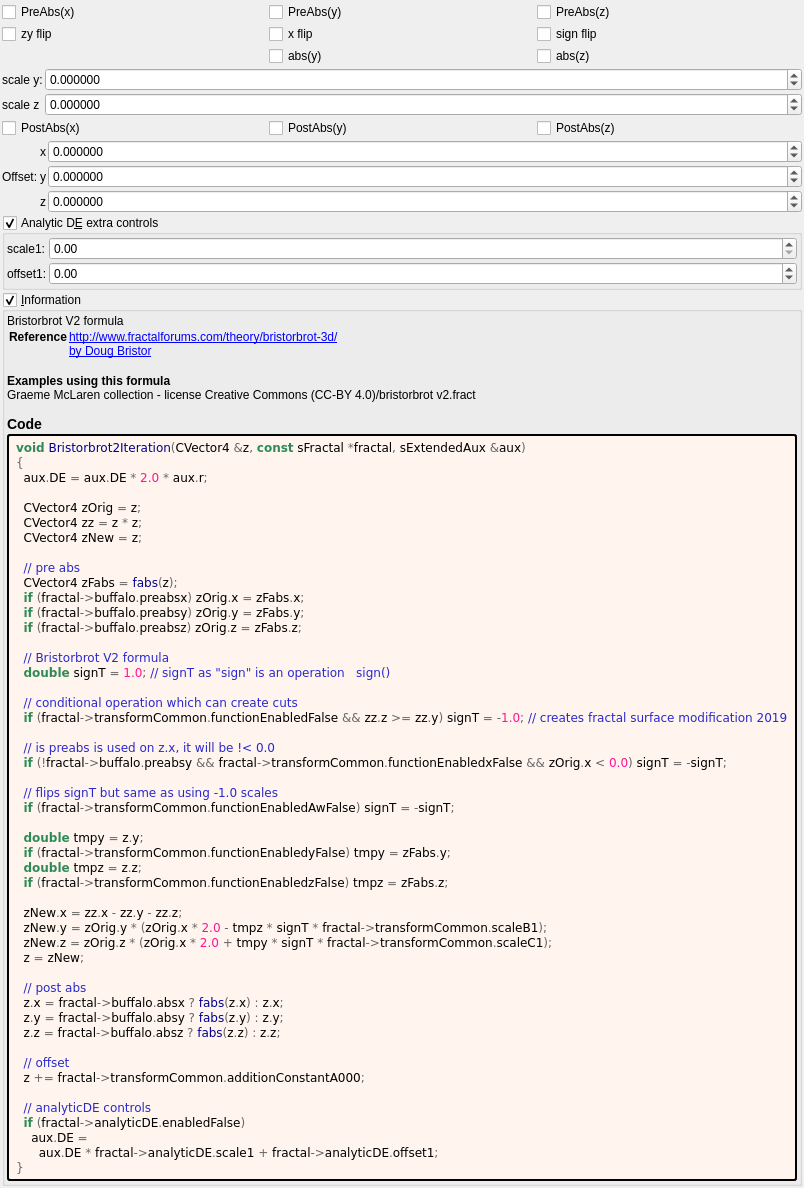
The window that mandelbulber2/formula/ui/bristorbrot2.ui (buddhi1980/mandelbulber2) describes before a commit, drawn with Qt 5.
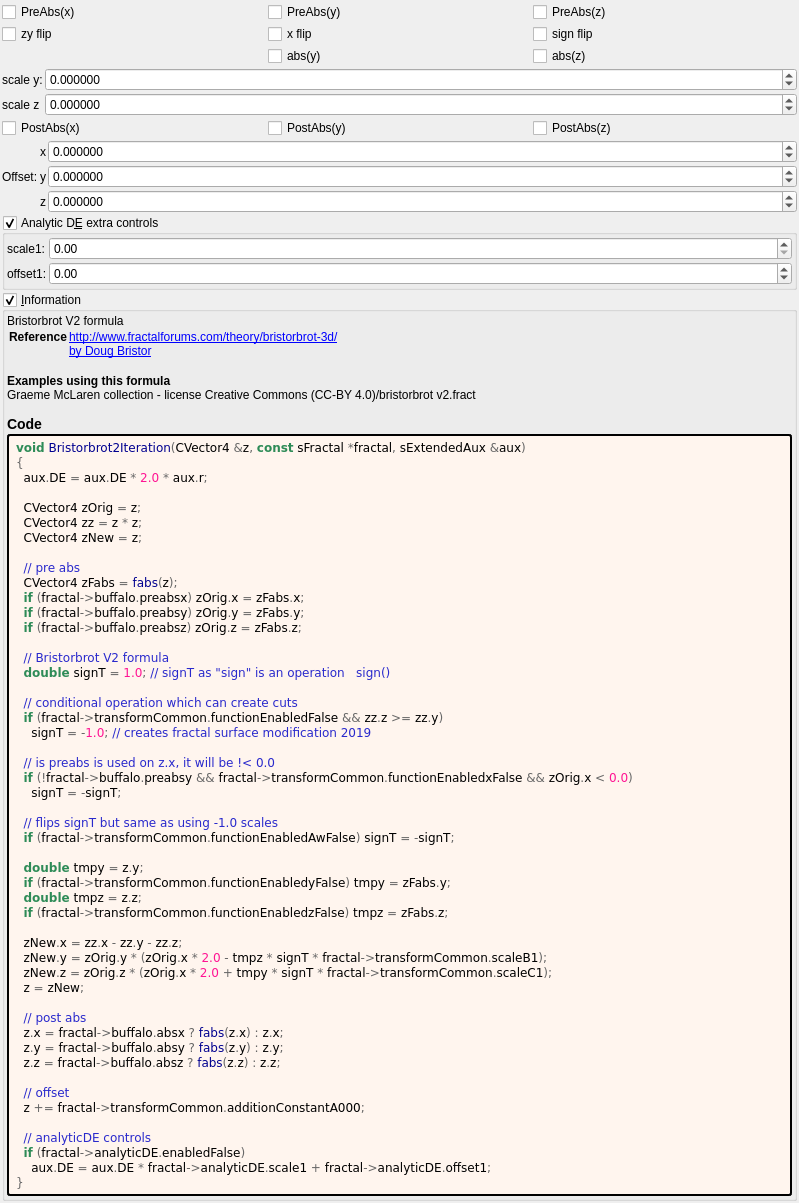
The same window after the commit. Custom widgets are drawn as their Qt base class.

Commit message:
source code format for fractal_formulas.cpp and populateUiInformation
- this file has been changed to utf8 with BOM, needed to be changed first
with dos2unix.sh and then it could be read again from the script
codeStyleCheck.php.

Diff of the .ui file:
```diff
--- a/mandelbulber2/formula/ui/bristorbrot2.ui
+++ b/mandelbulber2/formula/ui/bristorbrot2.ui
@@ -469,10 +469,12 @@
   &lt;span style=&quot;color:#2e8b57; font-weight:bold&quot;&gt;double&lt;/span&gt; signT &lt;span style=&quot;color:#676767&quot;&gt;=&lt;/span&gt; &lt;span style=&quot;color:#ff1493&quot;&gt;1.0&lt;/span&gt;&lt;span style=&quot;color:#676767&quot;&gt;;&lt;/span&gt; &lt;span style=&quot;color:#2929cc&quot;&gt;// signT as &amp;quot;sign&amp;quot; is an operation   sign()&lt;/span&gt;
 
   &lt;span style=&quot;color:#2929cc&quot;&gt;// conditional operation which can create cuts&lt;/span&gt;
-  &lt;span style=&quot;color:#2e8b57; font-weight:bold&quot;&gt;if&lt;/span&gt; &lt;span style=&quot;color:#676767&quot;&gt;(&lt;/span&gt;fractal&lt;span style=&quot;color:#676767&quot;&gt;-&amp;gt;&lt;/span&gt;transformCommon&lt;span style=&quot;color:#676767&quot;&gt;.&lt;/span&gt;functionEnabledFalse &lt;span style=&quot;color:#676767&quot;&gt;&amp;amp;&amp;amp;&lt;/span&gt; zz&lt;span style=&quot;color:#676767&quot;&gt;.&lt;/span&gt;z &lt;span style=&quot;color:#676767&quot;&gt;&amp;gt;=&lt;/span&gt; zz&lt;span style=&quot;color:#676767&quot;&gt;.&lt;/span&gt;y&lt;span style=&quot;color:#676767&quot;&gt;)&lt;/span&gt; signT &lt;span style=&quot;color:#676767&quot;&gt;= -&lt;/span&gt;&lt;span style=&quot;color:#ff1493&quot;&gt;1.0&lt;/span&gt;&lt;span style=&quot;color:#676767&quot;&gt;;&lt;/span&gt; &lt;span style=&quot;color:#2929cc&quot;&gt;// creates fractal surface modification 2019&lt;/span&gt;
+  &lt;span style=&quot;color:#2e8b57; font-weight:bold&quot;&gt;if&lt;/span&gt; &lt;span style=&quot;color:#676767&quot;&gt;(&lt;/span&gt;fractal&lt;span style=&quot;color:#676767&quot;&gt;-&amp;gt;&lt;/span&gt;transformCommon&lt;span style=&quot;color:#676767&quot;&gt;.&lt;/span&gt;functionEnabledFalse &lt;span style=&quot;color:#676767&quot;&gt;&amp;amp;&amp;amp;&lt;/span&gt; zz&lt;span style=&quot;color:#676767&quot;&gt;.&lt;/span&gt;z &lt;span style=&quot;color:#676767&quot;&gt;&amp;gt;=&lt;/span&gt; zz&lt;span style=&quot;color:#676767&quot;&gt;.&lt;/span&gt;y&lt;span style=&quot;color:#676767&quot;&gt;)&lt;/span&gt;
+    signT &lt;span style=&quot;color:#676767&quot;&gt;= -&lt;/span&gt;&lt;span style=&quot;color:#ff1493&quot;&gt;1.0&lt;/span&gt;&lt;span style=&quot;color:#676767&quot;&gt;;&lt;/span&gt; &lt;span style=&quot;color:#2929cc&quot;&gt;// creates fractal surface modification 2019&lt;/span&gt;
 
   &lt;span style=&quot;color:#2929cc&quot;&gt;// is preabs is used on z.x, it will be !&amp;lt; 0.0&lt;/span&gt;
-  &lt;span style=&quot;color:#2e8b57; font-weight:bold&quot;&gt;if&lt;/span&gt; &lt;span style=&quot;color:#676767&quot;&gt;(!&lt;/span&gt;fractal&lt;span style=&quot;color:#676767&quot;&gt;-&amp;gt;&lt;/span&gt;buffalo&lt;span style=&quot;color:#676767&quot;&gt;.&lt;/span&gt;preabsy &lt;span style=&quot;color:#676767&quot;&gt;&amp;amp;&amp;amp;&lt;/span&gt; fractal&lt;span style=&quot;color:#676767&quot;&gt;-&amp;gt;&lt;/span&gt;transformCommon&lt;span style=&quot;color:#676767&quot;&gt;.&lt;/span&gt;functionEnabledxFalse &lt;span style=&quot;color:#676767&quot;&gt;&amp;amp;&amp;amp;&lt;/span&gt; zOrig&lt;span style=&quot;color:#676767&quot;&gt;.&lt;/span&gt;x &lt;span style=&quot;color:#676767&quot;&gt;&amp;lt;&lt;/span&gt; &lt;span style=&quot;color:#ff1493&quot;&gt;0.0&lt;/span&gt;&lt;span style=&quot;color:#676767&quot;&gt;)&lt;/span&gt; signT &lt;span style=&quot;color:#676767&quot;&gt;= -&lt;/span&gt;signT&lt;span style=&quot;color:#676767&quot;&gt;;&lt;/span&gt;
+  &lt;span style=&quot;color:#2e8b57; font-weight:bold&quot;&gt;if&lt;/span&gt; &lt;span style=&quot;color:#676767&quot;&gt;(!&lt;/span&gt;fractal&lt;span style=&quot;color:#676767&quot;&gt;-&amp;gt;&lt;/span&gt;buffalo&lt;span style=&quot;color:#676767&quot;&gt;.&lt;/span&gt;preabsy &lt;span style=&quot;color:#676767&quot;&gt;&amp;amp;&amp;amp;&lt;/span&gt; fractal&lt;span style=&quot;color:#676767&quot;&gt;-&amp;gt;&lt;/span&gt;transformCommon&lt;span style=&quot;color:#676767&quot;&gt;.&lt;/span&gt;functionEnabledxFalse &lt;span style=&quot;color:#676767&quot;&gt;&amp;amp;&amp;amp;&lt;/span&gt; zOrig&lt;span style=&quot;color:#676767&quot;&gt;.&lt;/span&gt;x &lt;span style=&quot;color:#676767&quot;&gt;&amp;lt;&lt;/span&gt; &lt;span style=&quot;color:#ff1493&quot;&gt;0.0&lt;/span&gt;&lt;span style=&quot;color:#676767&quot;&gt;)&lt;/span&gt;
+    signT &lt;span style=&quot;color:#676767&quot;&gt;= -&lt;/span&gt;signT&lt;span style=&quot;color:#676767&quot;&gt;;&lt;/span&gt;
 
   &lt;span style=&quot;color:#2929cc&quot;&gt;// flips signT but same as using -1.0 scales&lt;/span&gt;
   &lt;span style=&quot;color:#2e8b57; font-weight:bold&quot;&gt;if&lt;/span&gt; &lt;span style=&quot;color:#676767&quot;&gt;(&lt;/span&gt;fractal&lt;span style=&quot;color:#676767&quot;&gt;-&amp;gt;&lt;/span&gt;transformCommon&lt;span style=&quot;color:#676767&quot;&gt;.&lt;/span&gt;functionEnabledAwFalse&lt;span style=&quot;color:#676767&quot;&gt;)&lt;/span&gt; signT &lt;span style=&quot;color:#676767&quot;&gt;= -&lt;/span&gt;signT&lt;span style=&quot;color:#676767&quot;&gt;;&lt;/span&gt;
@@ -497,8 +499,7 @@
 
   &lt;span style=&quot;color:#2929cc&quot;&gt;// analyticDE controls&lt;/span&gt;
   &lt;span style=&quot;color:#2e8b57; font-weight:bold&quot;&gt;if&lt;/span&gt; &lt;span style=&quot;color:#676767&quot;&gt;(&lt;/span&gt;fractal&lt;span style=&quot;color:#676767&quot;&gt;-&amp;gt;&lt;/span&gt;analyticDE&lt;span style=&quot;color:#676767&quot;&gt;.&lt;/span&gt;enabledFalse&lt;span style=&quot;color:#676767&quot;&gt;)&lt;/span&gt;
-    aux&lt;span style=&quot;color:#676767&quot;&gt;.&lt;/span&gt;DE &lt;span style=&quot;color:#676767&quot;&gt;=&lt;/span&gt;
-      aux&lt;span style=&quot;color:#676767&quot;&gt;.&lt;/span&gt;DE &lt;span style=&quot;color:#676767&quot;&gt;*&lt;/span&gt; fractal&lt;span style=&quot;color:#676767&quot;&gt;-&amp;gt;&lt;/span&gt;analyticDE&lt;span style=&quot;color:#676767&quot;&gt;.&lt;/span&gt;scale1 &lt;span style=&quot;color:#676767&quot;&gt;+&lt;/span&gt; fractal&lt;span style=&quot;color:#676767&quot;&gt;-&amp;gt;&lt;/span&gt;analyticDE&lt;span style=&quot;color:#676767&quot;&gt;.&lt;/span&gt;offset1&lt;span style=&quot;color:#676767&quot;&gt;;&lt;/span&gt;
+    aux&lt;span style=&quot;color:#676767&quot;&gt;.&lt;/span&gt;DE &lt;span style=&quot;color:#676767&quot;&gt;=&lt;/span&gt; aux&lt;span style=&quot;color:#676767&quot;&gt;.&lt;/span&gt;DE &lt;span style=&quot;color:#676767&quot;&gt;*&lt;/span&gt; fractal&lt;span style=&quot;color:#676767&quot;&gt;-&amp;gt;&lt;/span&gt;analyticDE&lt;span style=&quot;color:#676767&quot;&gt;.&lt;/span&gt;scale1 &lt;span style=&quot;color:#676767&quot;&gt;+&lt;/span&gt; fractal&lt;span style=&quot;color:#676767&quot;&gt;-&amp;gt;&lt;/span&gt;analyticDE&lt;span style=&quot;color:#676767&quot;&gt;.&lt;/span&gt;offset1&lt;span style=&quot;color:#676767&quot;&gt;;&lt;/span&gt;
 &lt;span style=&quot;color:#676767&quot;&gt;}&lt;/span&gt;
 &lt;/pre&gt;
 &lt;/body&gt;</string>
```
The commit also changes 29 other files.
